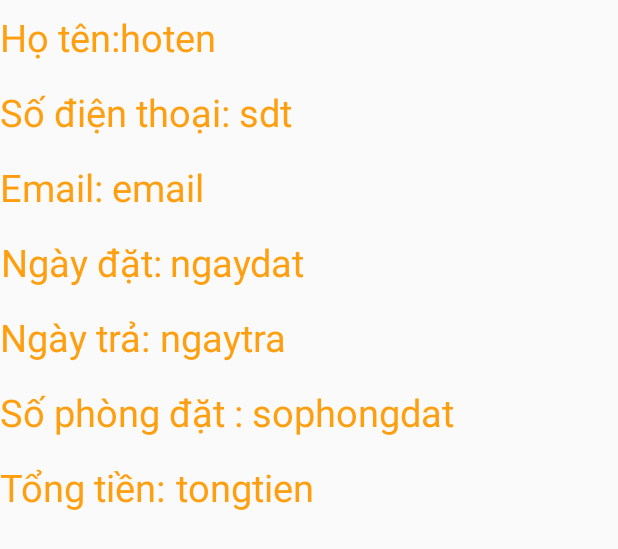
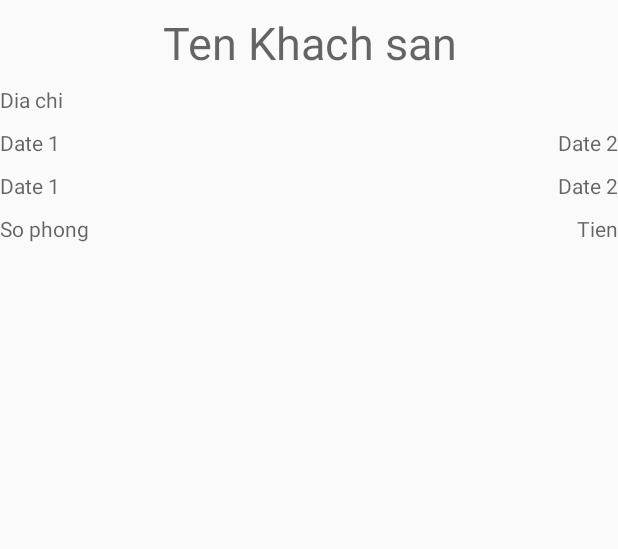
Before and after one commit to kienthuan96/Hotel-v2.0, an Android app: the layout listorder.xml on its own in the app's theme, with its tools: preview values and no code run, on a phone screen of 412 x 824 dp. Shown: the top 549 px of the screen. Run offline under Robolectric (Android 15) with nearby library versions, the phone set to English and light mode, and no system bars.

Commit message:
Custom layout list order

```diff
--- a/app/src/main/java/com/example/thuan/hotel/Activity/ListOderActivity.java
+++ b/app/src/main/java/com/example/thuan/hotel/Activity/ListOderActivity.java
@@ -43,11 +43,10 @@ public class ListOderActivity   extends AppCompatActivity {
            public void onDataChange(DataSnapshot dataSnapshot) {
                mAuth = FirebaseAuth.getInstance();
                FirebaseUser user = mAuth.getCurrentUser();
-               Toast.makeText(ListOderActivity.this, "User: "+user.getEmail(), Toast.LENGTH_SHORT).show();
                for (DataSnapshot childSnapshot : dataSnapshot.getChildren()) {
                    HashMap t = (HashMap) childSnapshot.getValue();
                    if(user.getUid().equals(t.get("id_user"))) {
-                       SetSeach(t.get("id").toString());
+                       SetSeach(t.get("id").toString(),t.get("name").toString(),t.get("address").toString());
                    }
 
                }
@@ -61,7 +60,8 @@ public class ListOderActivity   extends AppCompatActivity {
            }
        });
    }
-   private void SetSeach(final String nana)
+
+   private void SetSeach(final String nana,final String NameHotel,final String DiaChi)
    {
        def = FirebaseDatabase.getInstance().getReference("order");
        def.addValueEventListener(new ValueEventListener() {
@@ -72,7 +72,7 @@ public class ListOderActivity   extends AppCompatActivity {
                    HashMap t = (HashMap) childSnapshot.getValue();
                     if(nana.equals(t.get("hotel_id").toString())){
 
-                   mOderList.add(new Oder(t.get("name").toString(),t.get("Email").toString(),t.get("Phone").toString(),t.get("DateStarOrder").toString(),t.get("DateEndOrder").toString(),Integer.parseInt(t.get("RoomOrder").toString()),Float.parseFloat(t.get("TotalMoney").toString())
+                        mOderList.add(new Oder(NameHotel,DiaChi,t.get("name").toString(),t.get("Phone").toString(),t.get("DateStarOrder").toString(),t.get("DateEndOrder").toString(),Integer.parseInt(t.get("RoomOrder").toString()),Float.parseFloat(t.get("TotalMoney").toString())
                    ));
                }
                }
--- a/app/src/main/java/com/example/thuan/hotel/Adapter/Adapter_Order_Hotel.java
+++ b/app/src/main/java/com/example/thuan/hotel/Adapter/Adapter_Order_Hotel.java
@@ -46,15 +46,17 @@ public class Adapter_Order_Hotel extends BaseAdapter {
     public View getView(int i, View view, ViewGroup viewGroup) {
         View v = View.inflate(mContext, R.layout.listorder,null);
         TextView tvHoTEn = (TextView)v.findViewById(R.id.txtHT);
-        TextView tvEmail = (TextView)v.findViewById(R.id.txtEM);
+        TextView tvTenKhachSan = (TextView) v.findViewById(R.id.txtTKS);
+        TextView tvDiaChi = (TextView) v.findViewById(R.id.txtdiaC);
         TextView tvPhone = (TextView)v.findViewById(R.id.txtDT);
         TextView tvDateStarOder = (TextView)v.findViewById(R.id.txtND);
         TextView tvDateEndOder = (TextView)v.findViewById(R.id.txtNT);
         TextView RoomOder = (TextView)v.findViewById(R.id.txtSPD);
         TextView Totalmoney = (TextView)v.findViewById(R.id.txtTT);
 
+        tvDiaChi.setText(mOrderlist.get(i).getAddress_hotel());
+        tvTenKhachSan.setText(mOrderlist.get(i).getName_hotel());
         tvHoTEn.setText(mOrderlist.get(i).getName());
-        tvEmail.setText(mOrderlist.get(i).getEmail());
         tvPhone.setText(mOrderlist.get(i).getPhone());
         tvDateStarOder.setText(mOrderlist.get(i).getDateStartOrder());
         tvDateEndOder.setText(mOrderlist.get(i).getDateEndOrder());
--- a/app/src/main/java/com/example/thuan/hotel/Model/Oder.java
+++ b/app/src/main/java/com/example/thuan/hotel/Model/Oder.java
@@ -1,8 +1,27 @@
 package com.example.thuan.hotel.Model;
 
 public class Oder {
+    private String name_hotel;
+    private String address_hotel;
     private  String name;
     private  String email;
+
+    public String getName_hotel() {
+        return name_hotel;
+    }
+
+    public void setName_hotel(String name_hotel) {
+        this.name_hotel = name_hotel;
+    }
+
+    public String getAddress_hotel() {
+        return address_hotel;
+    }
+
+    public void setAddress_hotel(String address_hotel) {
+        this.address_hotel = address_hotel;
+    }
+
     private String phone;
     private String DateStartOrder;
     private String DateEndOrder;
@@ -12,9 +31,10 @@ public class Oder {
     public Oder() {
     }
 
-    public Oder(String name, String email, String phone, String dateStartOrder, String dateEndOrder, int roomOrder, float totalMoney) {
+    public Oder(String name_hotel, String address_hotel, String name,  String phone, String dateStartOrder, String dateEndOrder, int roomOrder, float totalMoney) {
+        this.name_hotel = name_hotel;
+        this.address_hotel = address_hotel;
         this.name = name;
-        this.email = email;
         this.phone = phone;
         DateStartOrder = dateStartOrder;
         DateEndOrder = dateEndOrder;
--- a/app/src/main/res/layout/listorder.xml
+++ b/app/src/main/res/layout/listorder.xml
@@ -6,152 +6,99 @@
     android:orientation="vertical"
     >
     <LinearLayout
+        android:weightSum="7"
+        android:orientation="vertical"
         android:layout_width="match_parent"
-    android:layout_height="50dp"
-    android:orientation="horizontal">
+        android:layout_height="200dp">
+        <LinearLayout
+            android:layout_weight="2"
+            android:layout_width="match_parent"
+            android:layout_height="0dp">
             <TextView
-        android:layout_width="wrap_content"
-        android:layout_height="match_parent"
                 android:gravity="center"
-        android:text="Họ tên:"
-        android:textColor="#ff9f0f"
-        android:textSize="25dp" />
+                android:textSize="30dp"
+                android:textColor="#FF5722"
+                android:id="@+id/txtTKS"
+                android:hint="Ten Khach san"
+                android:layout_width="match_parent"
+                android:layout_height="match_parent" />
+        </LinearLayout>
+        <LinearLayout
+            android:layout_weight="1"
+            android:layout_width="match_parent"
+            android:layout_height="0dp">
+            <TextView
+                android:textColor="#000"
+                android:id="@+id/txtdiaC"
+                android:hint="Dia chi"
+                android:layout_width="match_parent"
+                android:layout_height="match_parent" />
+        </LinearLayout>
+        <LinearLayout
+            android:weightSum="2"
+            android:orientation="horizontal"
+            android:layout_weight="1"
+            android:layout_width="match_parent"
+            android:layout_height="0dp">
             <TextView
                 android:id="@+id/txtHT"
-        android:layout_width="wrap_content"
-        android:layout_height="match_parent"
-        android:gravity="center"
-        android:text="hoten"
-        android:textColor="#ff9f0f"
-        android:textSize="25dp" />
-
+                android:layout_weight="1"
+                android:hint="Date 1"
+                android:textColor="#000"
+                android:layout_width="0dp"
+                android:layout_height="match_parent" />
+            <TextView
+                android:gravity="right"
+                android:id="@+id/txtDT"
+                android:layout_weight="1"
+                android:hint="Date 2"
+                android:textColor="#000"
+                android:layout_width="0dp"
+                android:layout_height="match_parent" />
         </LinearLayout>
         <LinearLayout
+            android:weightSum="2"
+            android:orientation="horizontal"
+            android:layout_weight="1"
             android:layout_width="match_parent"
-        android:layout_height="50dp"
-        android:orientation="horizontal">
+            android:layout_height="0dp">
             <TextView
-            android:layout_width="wrap_content"
-            android:layout_height="match_parent"
-            android:gravity="center"
-            android:text="Số điện thoại: "
-            android:textColor="#ff9f0f"
-            android:textSize="25dp" />
+                android:id="@+id/txtND"
+                android:layout_weight="1"
+                android:hint="Date 1"
+                android:textColor="#000"
+                android:layout_width="0dp"
+                android:layout_height="match_parent" />
             <TextView
-            android:id="@+id/txtDT"
-            android:layout_width="wrap_content"
-            android:layout_height="match_parent"
-            android:gravity="center"
-            android:text="sdt"
-            android:textColor="#ff9f0f"
-            android:textSize="25dp" />
-
+                android:gravity="right"
+                android:id="@+id/txtNT"
+                android:layout_weight="1"
+                android:hint="Date 2"
+                android:textColor="#000"
+                android:layout_width="0dp"
+                android:layout_height="match_parent" />
         </LinearLayout>
         <LinearLayout
+            android:weightSum="3"
+            android:orientation="horizontal"
+            android:layout_weight="1"
             android:layout_width="match_parent"
-        android:layout_height="50dp"
-        android:orientation="horizontal">
+            android:layout_height="0dp">
             <TextView
-            android:layout_width="wrap_content"
-            android:layout_height="match_parent"
-            android:gravity="center"
-            android:text="Email: "
-            android:textColor="#ff9f0f"
-            android:textSize="25dp" />
+                android:textColor="#000"
+                android:id="@+id/txtSPD"
+                android:hint="So phong"
+                android:layout_weight="1"
+                android:layout_width="0dp"
+                android:layout_height="match_parent" />
             <TextView
-            android:id="@+id/txtEM"
-            android:layout_width="wrap_content"
-            android:layout_height="match_parent"
-            android:gravity="center"
-            android:text="email"
-            android:textColor="#ff9f0f"
-            android:textSize="25dp" />
-
-    </LinearLayout>
-    <LinearLayout
-        android:layout_width="match_parent"
-        android:layout_height="50dp"
-        android:orientation="horizontal">
-        <TextView
-            android:layout_width="wrap_content"
-            android:layout_height="match_parent"
-            android:gravity="center"
-            android:text="Ngày đặt: "
-            android:textColor="#ff9f0f"
-            android:textSize="25dp" />
-        <TextView
-            android:id="@+id/txtND"
-            android:layout_width="wrap_content"
-            android:layout_height="match_parent"
-            android:gravity="center"
-            android:text="ngaydat"
-            android:textColor="#ff9f0f"
-            android:textSize="25dp" />
-
-    </LinearLayout>
-    <LinearLayout
-        android:layout_width="match_parent"
-        android:layout_height="50dp"
-        android:orientation="horizontal">
-        <TextView
-            android:layout_width="wrap_content"
-            android:layout_height="match_parent"
-            android:gravity="center"
-            android:text="Ngày trả: "
-            android:textColor="#ff9f0f"
-            android:textSize="25dp" />
-        <TextView
-            android:id="@+id/txtNT"
-            android:layout_width="wrap_content"
-            android:layout_height="match_parent"
-            android:gravity="center"
-            android:text="ngaytra"
-            android:textColor="#ff9f0f"
-            android:textSize="25dp" />
-
-    </LinearLayout>
-    <LinearLayout
-        android:layout_width="match_parent"
-        android:layout_height="50dp"
-        android:orientation="horizontal">
-
-        <TextView
-            android:layout_width="wrap_content"
-            android:layout_height="match_parent"
-            android:gravity="center"
-            android:text="Số phòng đặt : "
-            android:textColor="#ff9f0f"
-            android:textSize="25dp" />
-        <TextView
-            android:id="@+id/txtSPD"
-            android:layout_width="wrap_content"
-            android:layout_height="match_parent"
-            android:gravity="center"
-            android:text="sophongdat"
-            android:textColor="#ff9f0f"
-            android:textSize="25dp" />
-
-    </LinearLayout>
-    <LinearLayout
-        android:layout_width="match_parent"
-        android:layout_height="50dp"
-        android:orientation="horizontal">
-
-        <TextView
-            android:layout_width="wrap_content"
-            android:layout_height="match_parent"
-            android:gravity="center"
-            android:text="Tổng tiền: "
-            android:textColor="#ff9f0f"
-            android:textSize="25dp" />
-        <TextView
+                android:gravity="right"
+                android:textColor="#000"
                 android:id="@+id/txtTT"
-            android:layout_width="wrap_content"
-            android:layout_height="match_parent"
-            android:gravity="center"
-            android:text="tongtien"
-            android:textColor="#ff9f0f"
-            android:textSize="25dp" />
-
+                android:layout_weight="2"
+                android:hint="Tien"
+                android:layout_width="0dp"
+                android:layout_height="match_parent" />
         </LinearLayout>
     </LinearLayout>
+</LinearLayout>
```
Lines whose indentation alone changed are shown as unchanged.
